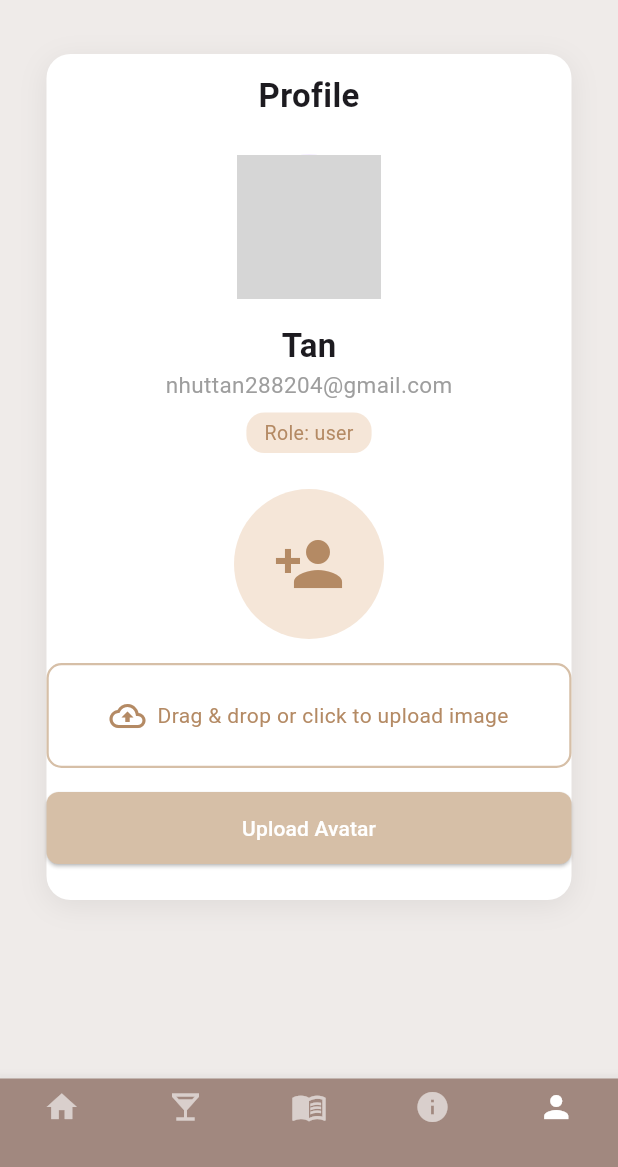
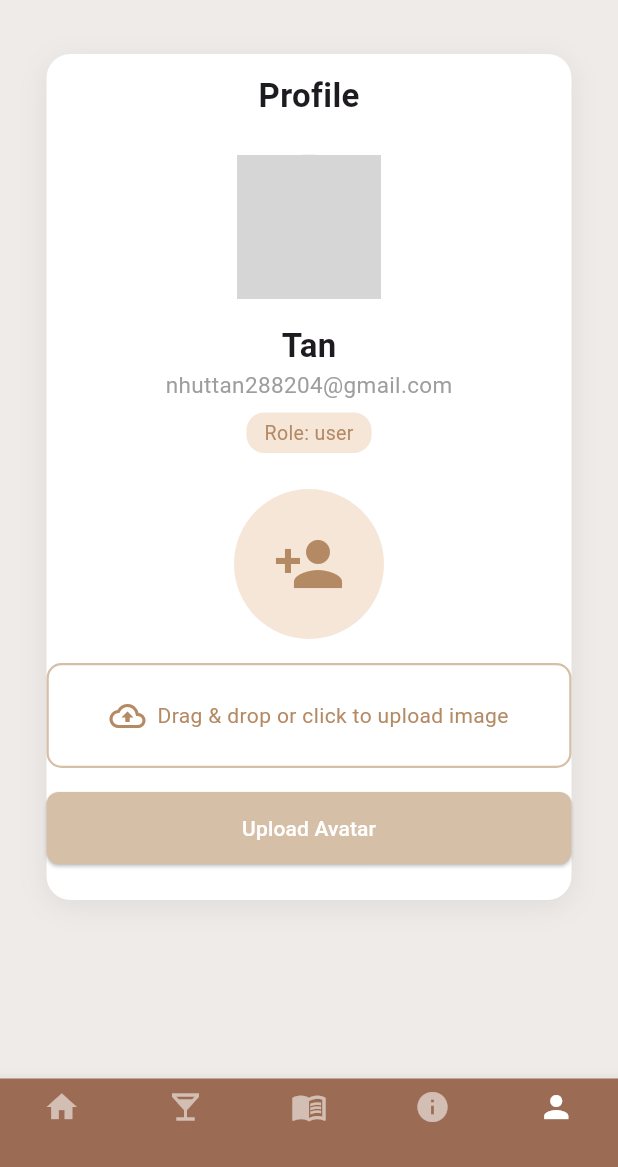
Before and after one commit to tothaihao/MobileNC, a Flutter app: the screen it shows after launch, item 5 of the bottom bar chosen, on a phone screen of 412 x 824 dp, the part 69-1236 px from its top. Run offline on Flutter 3.47's test engine with Material 3 defaults, Android fonts, the light colour scheme and no system bars; our stand-ins replace carousel_slider, flutter_rating_bar; network calls fail; Roboto replaces fonts that are missing (Pacifico); grey boxes are pictures that could not be loaded.

Commit message:
Update masterlayout.dart

```diff
--- a/lib/Layout/masterlayout.dart
+++ b/lib/Layout/masterlayout.dart
@@ -62,9 +62,9 @@ class MasterLayout extends StatelessWidget {
         ),
       ),
       bottomNavigationBar: BottomNavigationBar(
-        backgroundColor: Colors.brown[300],
+        backgroundColor: Color.fromRGBO(156, 107, 83, 1),
         selectedItemColor: Colors.white,
-        unselectedItemColor: Colors.white60,
+         unselectedItemColor: const Color.fromARGB(153, 248, 245, 245),
         currentIndex: currentIndex,
         onTap: (index) => _onTabTapped(context, index),
         type: BottomNavigationBarType.fixed,
```
